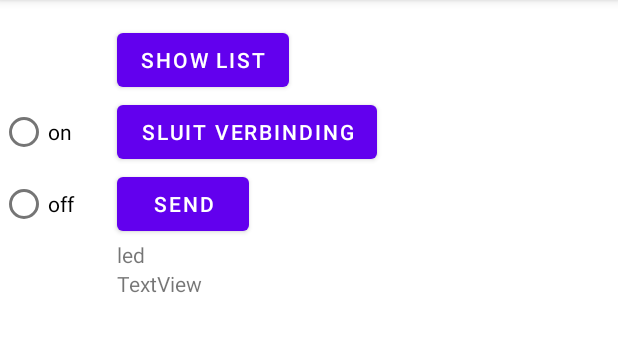
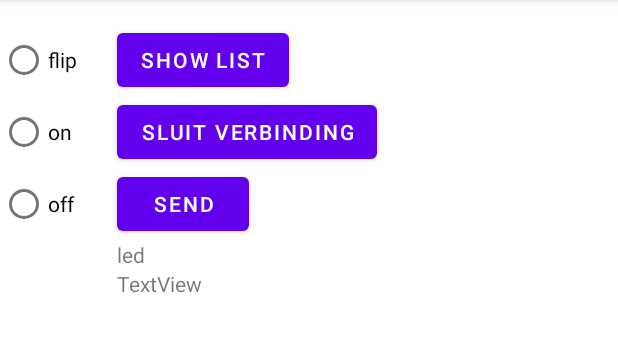
Before and after one commit to MaxHuiskes/bluetoothsend, an Android app: the screen it shows after launch (MainActivity), after a tap on "SEND", on a phone screen of 412 x 824 dp, the part 84-436 px from its top. Run offline under Robolectric (Android 15) with nearby library versions, the phone set to English and light mode, and no system bars.

Commit message:
flip led

```diff
--- a/app/src/main/java/com/example/blauwetandensturen/MainActivity.java
+++ b/app/src/main/java/com/example/blauwetandensturen/MainActivity.java
@@ -34,7 +34,7 @@ public class MainActivity extends AppCompatActivity {
     private ListView list;
     private ArrayAdapter<String> pairedDevicesArrayAdapter;
     private BluetoothSend bluetoothSend = new BluetoothSend();
-    private RadioButton on, off;
+    private RadioButton on, off, flip;
     private TextView textView, tvStatus;
 
     @Override
@@ -51,6 +51,7 @@ public class MainActivity extends AppCompatActivity {
 
         on = findViewById(R.id.on);
         off = findViewById(R.id.of);
+        flip = findViewById(R.id.flip);
         pairedDevicesArrayAdapter = new ArrayAdapter<String>(this, android.R.layout.simple_list_item_1);
 
         btn.setOnClickListener(view -> {
@@ -89,6 +90,17 @@ public class MainActivity extends AppCompatActivity {
                     if (bluetoothSend.getBluetooth().contains("2")){
                         sendNotification("Nee, led is uit","Is led aan?");
                         textView.setText("Led is uit");
+                    }
+                } catch (IOException e) {
+                    Log.e("IOExeptoin", e.getMessage());
+                }
+            }
+            if (flip.isChecked()) {
+                try {
+                    bluetoothSend.send("23");
+                    if (bluetoothSend.getBluetooth().contains("2")){
+                        sendNotification("Ja, led is aan het flippen","Is led aan?");
+                        textView.setText("Ja, led is aan het flippen");
                     }
                 } catch (IOException e) {
                     Log.e("IOExeptoin", e.getMessage());
--- a/app/src/main/res/layout/activity_main.xml
+++ b/app/src/main/res/layout/activity_main.xml
@@ -30,9 +30,16 @@
     <RadioGroup
         android:id="@+id/radioGroup"
         android:layout_width="54dp"
-        android:layout_height="97dp"
+        android:layout_height="146dp"
+        android:layout_marginTop="16dp"
         app:layout_constraintStart_toStartOf="parent"
-        app:layout_constraintTop_toBottomOf="@+id/button">
+        app:layout_constraintTop_toTopOf="parent">
+
+        <RadioButton
+            android:id="@+id/flip"
+            android:layout_width="match_parent"
+            android:layout_height="wrap_content"
+            android:text="flip" />
 
         <RadioButton
             android:id="@+id/on"
```
